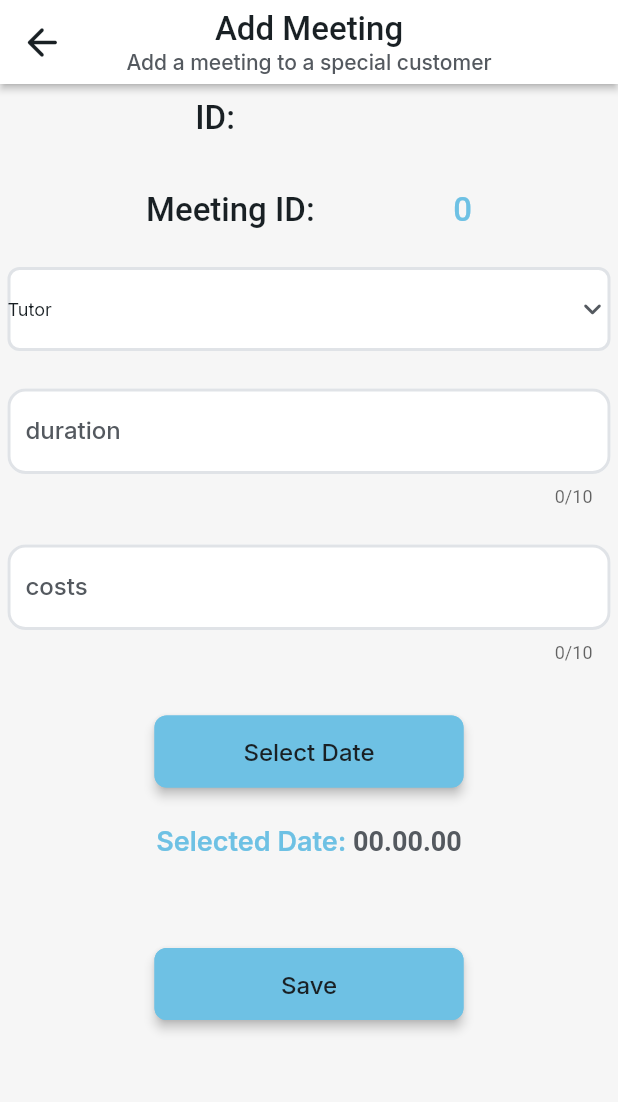
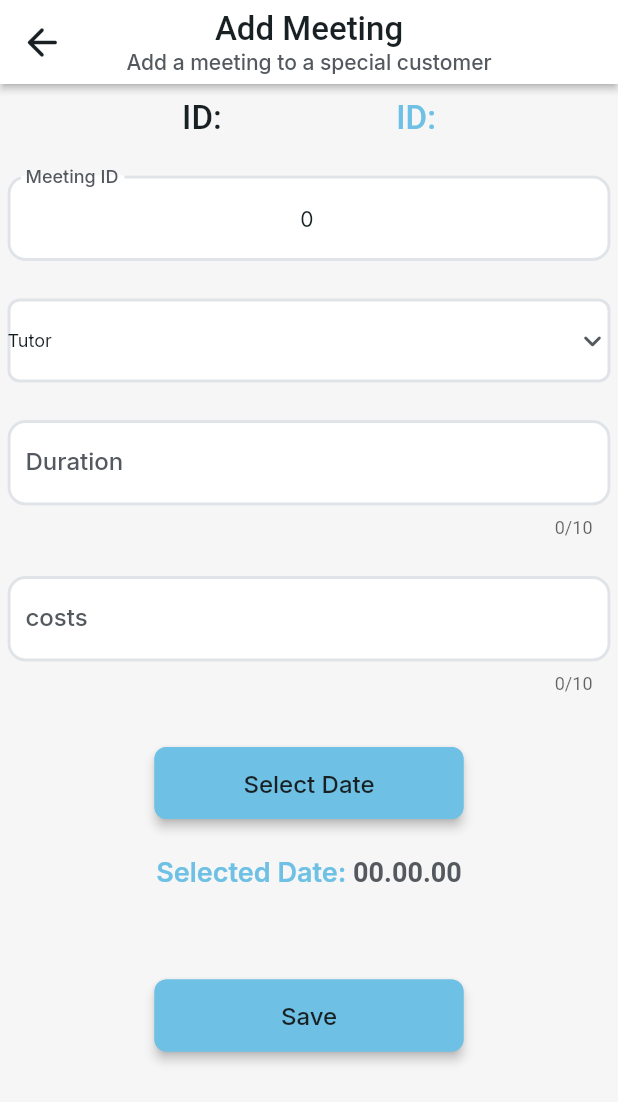
Before and after one commit to bytes-Coding-official/Administration-Tool, a Flutter app: the AddMeetingToCustomerWidget screen opened directly with empty values, on a phone screen of 412 x 824 dp. Shown: the top 1102 px of the screen. Run offline on Flutter 3.47's test engine with Material 3 defaults, Android fonts, the phone set to English and light mode, and no system bars; drawn by our look-alikes of auto_size_text, dropdown_button2, flutter_animate; our stand-ins replace cached_network_image, chewie, cloud_firestore, easy_debounce, file_picker, firebase_analytics and 20 more; missing offline and left inert: json_path, mime_type; accounts and stored records are empty; network calls fail; Roboto replaces fonts that are missing (Readex Pro); statements that could not run were skipped.

Commit message:
Updating to latest FlutterFlow output.

```diff
--- a/lib/customer/add_meeting_to_customer/add_meeting_to_customer_model.dart
+++ b/lib/customer/add_meeting_to_customer/add_meeting_to_customer_model.dart
@@ -9,6 +9,10 @@ class AddMeetingToCustomerModel
   ///  State fields for stateful widgets in this page.
 
   final unfocusNode = FocusNode();
+  // State field(s) for meetingid widget.
+  FocusNode? meetingidFocusNode;
+  TextEditingController? meetingidTextController;
+  String? Function(BuildContext, String?)? meetingidTextControllerValidator;
   // State field(s) for tutor widget.
   List<String>? tutorValue;
   FormFieldController<List<String>>? tutorValueController;
@@ -27,8 +31,6 @@ class AddMeetingToCustomerModel
   List<DocumentReference>? tutors;
   // Stores action output result for [Custom Action - getCustomerFromDocRef] action in Button widget.
   DocumentReference? customer;
-  // Stores action output result for [Firestore Query - Query a collection] action in Button widget.
-  int? meetingsCount;
   // Stores action output result for [Backend Call - Create Document] action in Button widget.
   CustomerMeetingRecord? newmeeting;
 
@@ -38,6 +40,9 @@ class AddMeetingToCustomerModel
   @override
   void dispose() {
     unfocusNode.dispose();
+    meetingidFocusNode?.dispose();
+    meetingidTextController?.dispose();
+
     durationFocusNode?.dispose();
     durationTextController?.dispose();
 
--- a/lib/customer/add_meeting_to_customer/add_meeting_to_customer_widget.dart
+++ b/lib/customer/add_meeting_to_customer/add_meeting_to_customer_widget.dart
@@ -41,6 +41,9 @@ class _AddMeetingToCustomerWidgetState extends State<AddMeetingToCustomerWidget>
 
     logFirebaseEvent('screen_view',
         parameters: {'screen_name': 'AddMeetingToCustomer'});
+
+    _model.meetingidFocusNode ??= FocusNode();
+    _model.meetingidFocusNode!.addListener(() => setState(() {}));
     _model.durationTextController ??= TextEditingController();
     _model.durationFocusNode ??= FocusNode();
     _model.durationFocusNode!.addListener(() => setState(() {}));
@@ -197,7 +200,9 @@ class _AddMeetingToCustomerWidgetState extends State<AddMeetingToCustomerWidget>
                                     ),
                               ),
                               Text(
-                                addMeetingToCustomerCustomerCaseRecord.caseid,
+                                FFLocalizations.of(context).getText(
+                                  'se7z3zjp' /* ID: */,
+                                ),
                                 style: FlutterFlowTheme.of(context)
                                     .headlineMedium
                                     .override(
@@ -210,24 +215,6 @@ class _AddMeetingToCustomerWidgetState extends State<AddMeetingToCustomerWidget>
                             ],
                           ),
                         ),
-                        Padding(
-                          padding: const EdgeInsetsDirectional.fromSTEB(
-                              0.0, 10.0, 0.0, 0.0),
-                          child: Row(
-                            mainAxisSize: MainAxisSize.max,
-                            mainAxisAlignment: MainAxisAlignment.spaceEvenly,
-                            children: [
-                              Text(
-                                FFLocalizations.of(context).getText(
-                                  'feq3hl8k' /* Meeting ID: */,
-                                ),
-                                style: FlutterFlowTheme.of(context)
-                                    .headlineMedium
-                                    .override(
-                                      fontFamily: 'Readex Pro',
-                                      letterSpacing: 0.0,
-                                    ),
-                              ),
                         FutureBuilder<int>(
                           future: queryCustomerMeetingRecordCount(),
                           builder: (context, snapshot) {
@@ -238,31 +225,95 @@ class _AddMeetingToCustomerWidgetState extends State<AddMeetingToCustomerWidget>
                                   width: 50.0,
                                   height: 50.0,
                                   child: CircularProgressIndicator(
-                                          valueColor:
-                                              AlwaysStoppedAnimation<Color>(
-                                            FlutterFlowTheme.of(context)
-                                                .primary,
+                                    valueColor: AlwaysStoppedAnimation<Color>(
+                                      FlutterFlowTheme.of(context).primary,
                                     ),
                                   ),
                                 ),
                               );
                             }
-                                  int caseidCount = snapshot.data!;
-                                  return Text(
-                                    caseidCount.toString(),
-                                    style: FlutterFlowTheme.of(context)
-                                        .headlineMedium
+                            int meetingidCount = snapshot.data!;
+                            return TextFormField(
+                              controller: _model.meetingidTextController ??=
+                                  TextEditingController(
+                                text: meetingidCount.toString(),
+                              ),
+                              focusNode: _model.meetingidFocusNode,
+                              autofocus: false,
+                              textCapitalization: TextCapitalization.words,
+                              obscureText: false,
+                              decoration: InputDecoration(
+                                labelText: FFLocalizations.of(context).getText(
+                                  '4nfvrfrn' /* Meeting ID */,
+                                ),
+                                labelStyle: FlutterFlowTheme.of(context)
+                                    .labelLarge
                                     .override(
-                                          fontFamily: 'Readex Pro',
-                                          color: FlutterFlowTheme.of(context)
-                                              .primary,
+                                      fontFamily: 'Inter',
                                       letterSpacing: 0.0,
                                     ),
+                                hintStyle: FlutterFlowTheme.of(context)
+                                    .labelMedium
+                                    .override(
+                                      fontFamily: 'Inter',
+                                      letterSpacing: 0.0,
+                                    ),
+                                errorStyle: FlutterFlowTheme.of(context)
+                                    .bodyMedium
+                                    .override(
+                                      fontFamily: 'Inter',
+                                      color: FlutterFlowTheme.of(context).error,
+                                      fontSize: 12.0,
+                                      letterSpacing: 0.0,
+                                    ),
+                                enabledBorder: OutlineInputBorder(
+                                  borderSide: BorderSide(
+                                    color:
+                                        FlutterFlowTheme.of(context).alternate,
+                                    width: 2.0,
+                                  ),
+                                  borderRadius: BorderRadius.circular(12.0),
+                                ),
+                                focusedBorder: OutlineInputBorder(
+                                  borderSide: BorderSide(
+                                    color: FlutterFlowTheme.of(context).primary,
+                                    width: 2.0,
+                                  ),
+                                  borderRadius: BorderRadius.circular(12.0),
+                                ),
+                                errorBorder: OutlineInputBorder(
+                                  borderSide: BorderSide(
+                                    color: FlutterFlowTheme.of(context).error,
+                                    width: 2.0,
+                                  ),
+                                  borderRadius: BorderRadius.circular(12.0),
+                                ),
+                                focusedErrorBorder: OutlineInputBorder(
+                                  borderSide: BorderSide(
+                                    color: FlutterFlowTheme.of(context).error,
+                                    width: 2.0,
+                                  ),
+                                  borderRadius: BorderRadius.circular(12.0),
+                                ),
+                                filled: true,
+                                fillColor: FlutterFlowTheme.of(context)
+                                    .secondaryBackground,
+                              ),
+                              style: FlutterFlowTheme.of(context)
+                                  .bodyLarge
+                                  .override(
+                                    fontFamily: 'Inter',
+                                    letterSpacing: 0.0,
+                                  ),
+                              textAlign: TextAlign.center,
+                              keyboardType:
+                                  const TextInputType.numberWithOptions(
+                                      decimal: true),
+                              cursorColor: FlutterFlowTheme.of(context).primary,
+                              validator: _model.meetingidTextControllerValidator
+                                  .asValidator(context),
                             );
                           },
-                              ),
-                            ],
-                          ),
                         ),
                         StreamBuilder<List<UsersRecord>>(
                           stream: queryUsersRecord(
@@ -364,7 +415,7 @@ class _AddMeetingToCustomerWidgetState extends State<AddMeetingToCustomerWidget>
                           obscureText: false,
                           decoration: InputDecoration(
                             labelText: FFLocalizations.of(context).getText(
-                              '4zfw8bwq' /* duration */,
+                              '4zfw8bwq' /* Duration */,
                             ),
                             labelStyle: FlutterFlowTheme.of(context)
                                 .labelLarge
@@ -658,9 +709,6 @@ class _AddMeetingToCustomerWidgetState extends State<AddMeetingToCustomerWidget>
                                 addMeetingToCustomerCustomerCaseRecord
                                     .customer!.id,
                               );
-                              logFirebaseEvent('Button_firestore_query');
-                              _model.meetingsCount =
-                                  await queryCustomerMeetingRecordCount();
                               logFirebaseEvent('Button_backend_call');
 
                               await addMeetingToCustomerCustomerCaseRecord
@@ -668,8 +716,10 @@ class _AddMeetingToCustomerWidgetState extends State<AddMeetingToCustomerWidget>
                                   .update({
                                 ...mapToFirestore(
                                   {
-                                    'meetings': FieldValue.arrayUnion(
-                                        [_model.meetingsCount]),
+                                    'meetings': FieldValue.arrayUnion([
+                                      int.tryParse(
+                                          _model.meetingidTextController.text)
+                                    ]),
                                   },
                                 ),
                               });
@@ -685,7 +735,8 @@ class _AddMeetingToCustomerWidgetState extends State<AddMeetingToCustomerWidget>
                                       _model.durationTextController.text),
                                   costs: double.tryParse(
                                       _model.costsTextController.text),
-                                  id: _model.meetingsCount,
+                                  id: int.tryParse(
+                                      _model.meetingidTextController.text),
                                 ),
                                 ...mapToFirestore(
                                   {
@@ -702,7 +753,8 @@ class _AddMeetingToCustomerWidgetState extends State<AddMeetingToCustomerWidget>
                                       _model.durationTextController.text),
                                   costs: double.tryParse(
                                       _model.costsTextController.text),
-                                  id: _model.meetingsCount,
+                                  id: int.tryParse(
+                                      _model.meetingidTextController.text),
                                 ),
                                 ...mapToFirestore(
                                   {
--- a/lib/flutter_flow/internationalization.dart
+++ b/lib/flutter_flow/internationalization.dart
@@ -2011,12 +2011,26 @@ final kTranslationsMap = <Map<String, Map<String, String>>>[
       'fr': '',
       'zh_Hans': '',
     },
-    'feq3hl8k': {
-      'en': 'Meeting ID:',
-      'de': 'ID:',
-      'es': '',
-      'fr': '',
-      'zh_Hans': '',
+    'se7z3zjp': {
+      'en': 'ID:',
+      'de': '',
+      'es': '',
+      'fr': '',
+      'zh_Hans': '',
+    },
+    '4nfvrfrn': {
+      'en': 'Meeting ID',
+      'de': 'Dauer',
+      'es': 'duración',
+      'fr': 'durée',
+      'zh_Hans': '期间',
+    },
+    'finik62l': {
+      'en': '',
+      'de': '0,0',
+      'es': '0.0',
+      'fr': '0,0',
+      'zh_Hans': '0.0',
     },
     'et2esaos': {
       'en': 'Option 1',
@@ -2040,7 +2054,7 @@ final kTranslationsMap = <Map<String, Map<String, String>>>[
       'zh_Hans': '搜索用户...',
     },
     '4zfw8bwq': {
-      'en': 'duration',
+      'en': 'Duration',
       'de': 'Dauer',
       'es': 'duración',
       'fr': 'durée',
```
Also changed, not shown: 1 other file. Lines whose indentation alone changed are shown as unchanged.
